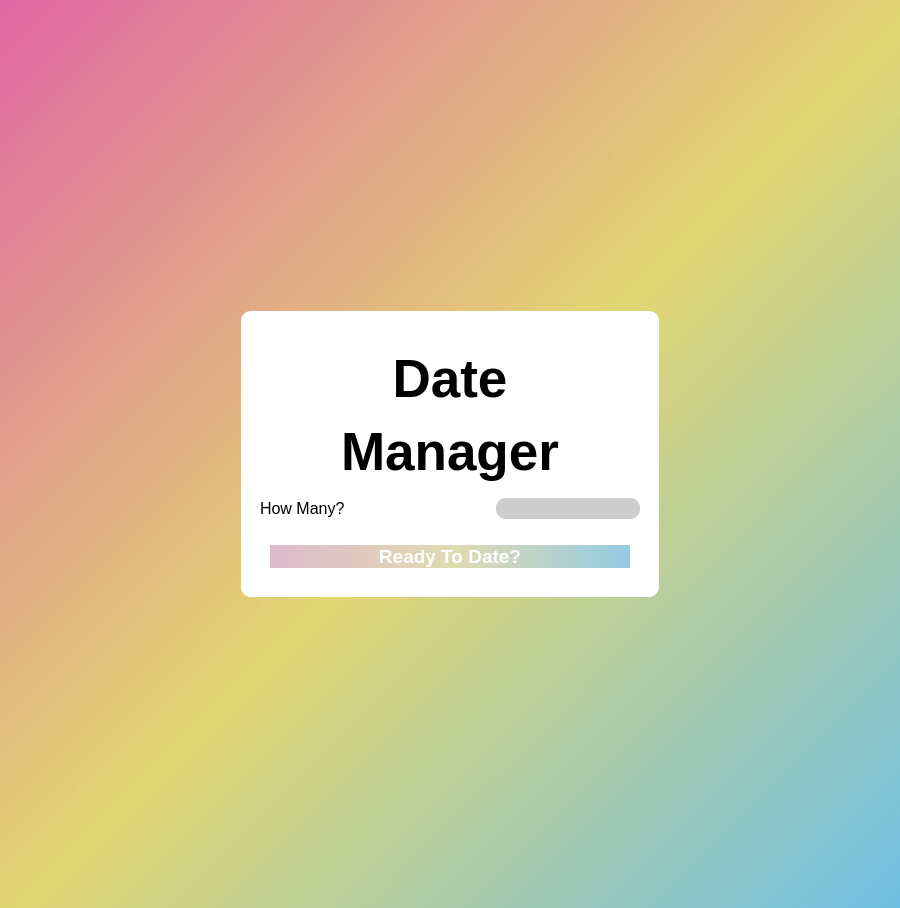
This is forTesting2.ui in player62/Date-Manger as Qt 5 draws it before an edit. The edited form follows.
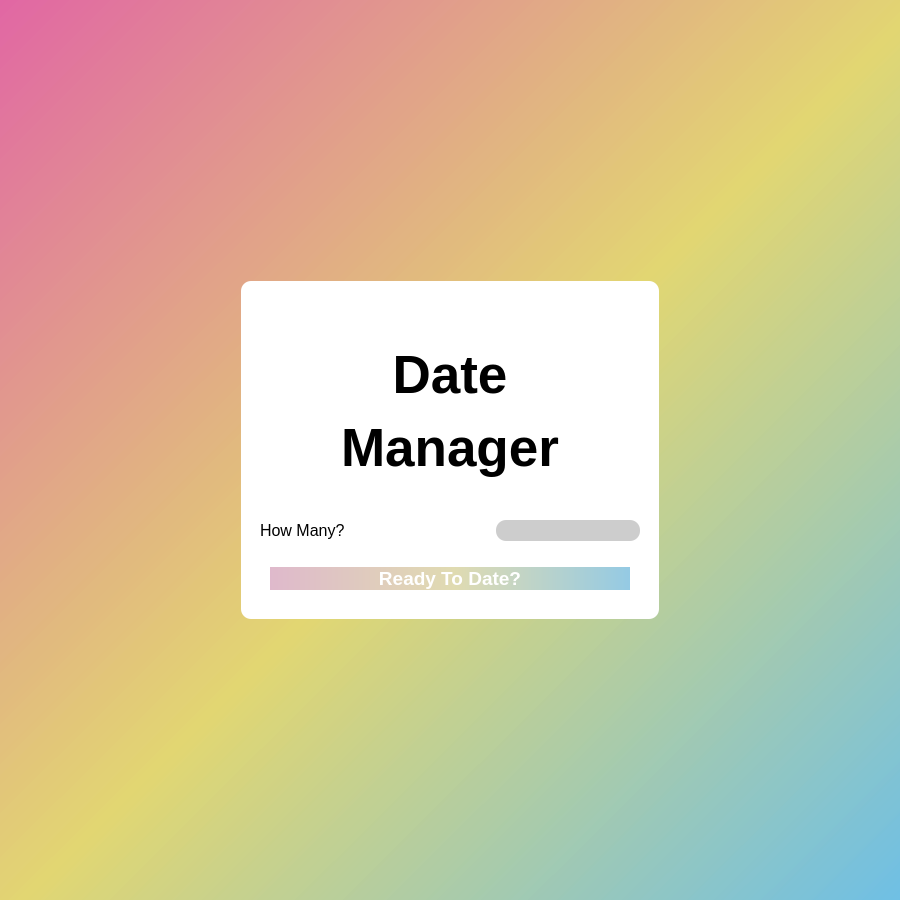
This is the edited form.

Diff of the .ui file:
```diff
--- a/forTesting2.ui
+++ b/forTesting2.ui
@@ -29,15 +29,15 @@
       <number>230</number>
      </property>
      <property name="topMargin">
-      <number>300</number>
+      <number>0</number>
      </property>
      <property name="rightMargin">
       <number>230</number>
      </property>
      <property name="bottomMargin">
-      <number>300</number>
+      <number>0</number>
      </property>
-     <item row="0" column="0">
+     <item row="1" column="0">
       <widget class="QWidget" name="widget_2" native="true">
        <property name="styleSheet">
         <string notr="true">background-color: rgb(255, 255, 255);
@@ -249,8 +249,40 @@
        </layout>
       </widget>
      </item>
+     <item row="0" column="0">
+      <spacer name="verticalSpacer_4">
+       <property name="orientation">
+        <enum>Qt::Vertical</enum>
+       </property>
+       <property name="sizeType">
+        <enum>QSizePolicy::Maximum</enum>
+       </property>
+       <property name="sizeHint" stdset="0">
+        <size>
+         <width>20</width>
+         <height>270</height>
+        </size>
+       </property>
+      </spacer>
+     </item>
     </layout>
    </item>
+   <item row="1" column="0">
+    <spacer name="verticalSpacer_5">
+     <property name="orientation">
+      <enum>Qt::Vertical</enum>
+     </property>
+     <property name="sizeType">
+      <enum>QSizePolicy::Maximum</enum>
+     </property>
+     <property name="sizeHint" stdset="0">
+      <size>
+       <width>20</width>
+       <height>270</height>
+      </size>
+     </property>
+    </spacer>
+   </item>
   </layout>
  </widget>
  <resources/>
```
